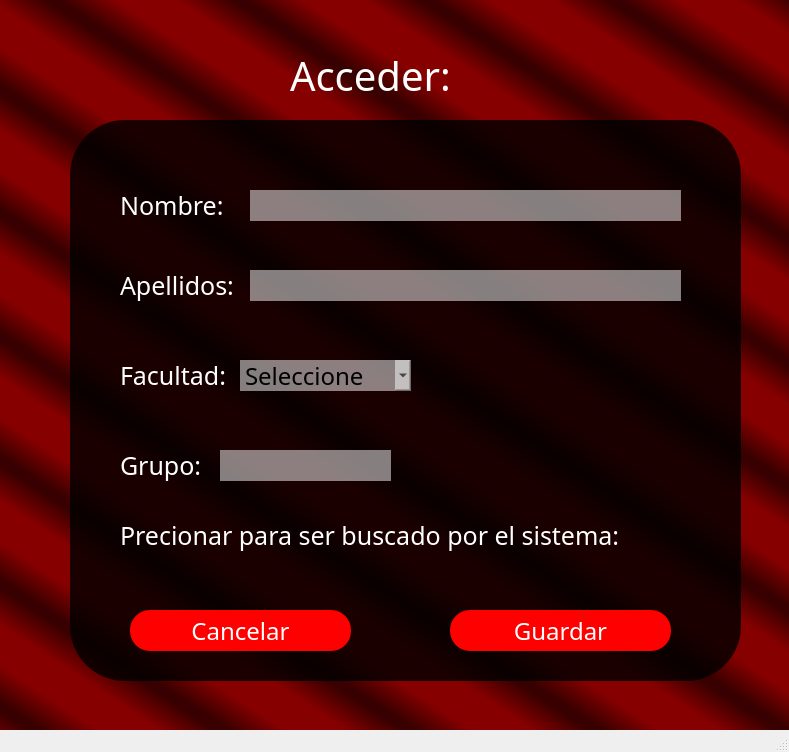
This is login.ui in christiansosaj/FingerPrint as Qt 5 draws it before an edit. The edited form follows.
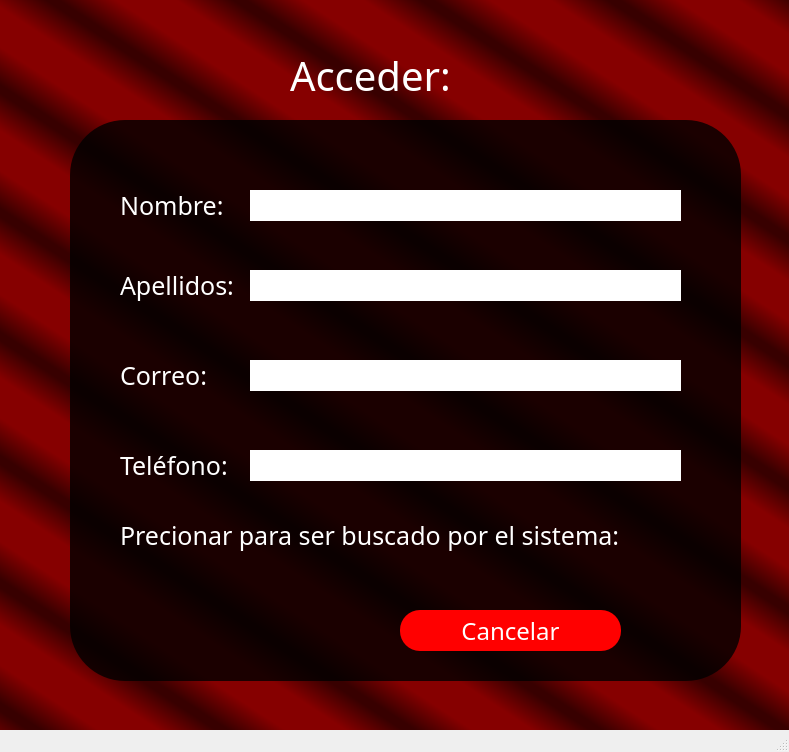
This is the edited form. Icons and pictures are not drawn.

```diff
--- a/login.ui
+++ b/login.ui
@@ -57,29 +57,6 @@
     <property name="frameShadow">
      <enum>QFrame::Raised</enum>
     </property>
-    <widget class="QPushButton" name="GuardarLBtn">
-     <property name="geometry">
-      <rect>
-       <x>380</x>
-       <y>490</y>
-       <width>221</width>
-       <height>41</height>
-      </rect>
-     </property>
-     <property name="styleSheet">
-      <string notr="true">QPushButton
-{
-border-radius:20px;
-background:red;
-color: rgb(255, 255, 255);
-font: 16pt &quot;MS Shell Dlg 2&quot;;
-}
-</string>
-     </property>
-     <property name="text">
-      <string>Guardar</string>
-     </property>
-    </widget>
     <widget class="QLabel" name="label_3">
      <property name="geometry">
       <rect>
@@ -158,7 +135,7 @@
 </string>
      </property>
      <property name="text">
-      <string>Facultad:</string>
+      <string>Correo:</string>
      </property>
     </widget>
     <widget class="QLabel" name="label_6">
@@ -185,7 +162,7 @@
 </string>
      </property>
      <property name="text">
-      <string>Grupo:</string>
+      <string>Teléfono:</string>
      </property>
     </widget>
     <widget class="QPushButton" name="Huella1Btn">
@@ -263,57 +240,9 @@
       </rect>
      </property>
      <property name="styleSheet">
-      <string notr="true">background-color: rgb(255, 255, 255,0.5);</string>
+      <string notr="true">background-color: rgb(255, 255, 255);</string>
      </property>
     </widget>
-    <widget class="QComboBox" name="comboBox">
-     <property name="geometry">
-      <rect>
-       <x>170</x>
-       <y>240</y>
-       <width>171</width>
-       <height>31</height>
-      </rect>
-     </property>
-     <property name="styleSheet">
-      <string notr="true">background-color: rgb(255, 255, 255,0.5);</string>
-     </property>
-     <item>
-      <property name="text">
-       <string>Seleccione</string>
-      </property>
-     </item>
-     <item>
-      <property name="text">
-       <string>1</string>
-      </property>
-     </item>
-     <item>
-      <property name="text">
-       <string>2</string>
-      </property>
-     </item>
-     <item>
-      <property name="text">
-       <string>3</string>
-      </property>
-     </item>
-     <item>
-      <property name="text">
-       <string>4</string>
-      </property>
-     </item>
-     <item>
-      <property name="text">
-       <string>FTE</string>
-      </property>
-     </item>
-     <item>
-      <property name="text">
-       <string>CITEC</string>
-      </property>
-     </item>
-    </widget>
     <widget class="QLineEdit" name="lineEdit_3">
      <property name="geometry">
       <rect>
@@ -327,26 +256,13 @@
       <string>&lt;html&gt;&lt;head/&gt;&lt;body&gt;&lt;p&gt;&lt;br/&gt;&lt;/p&gt;&lt;/body&gt;&lt;/html&gt;</string>
      </property>
      <property name="styleSheet">
-      <string notr="true">background-color: rgb(255, 255, 255,0.5);</string>
-     </property>
-    </widget>
-    <widget class="QLineEdit" name="lineEdit_4">
-     <property name="geometry">
-      <rect>
-       <x>150</x>
-       <y>330</y>
-       <width>171</width>
-       <height>31</height>
-      </rect>
-     </property>
-     <property name="styleSheet">
-      <string notr="true">background-color: rgb(255, 255, 255,0.5);</string>
+      <string notr="true">background-color: rgb(255, 255, 255);</string>
      </property>
     </widget>
     <widget class="QPushButton" name="CancelarLBtn">
      <property name="geometry">
       <rect>
-       <x>60</x>
+       <x>330</x>
        <y>490</y>
        <width>221</width>
        <height>41</height>
@@ -366,6 +282,32 @@
       <string>Cancelar</string>
      </property>
     </widget>
+    <widget class="QLineEdit" name="lineEdit_5">
+     <property name="geometry">
+      <rect>
+       <x>180</x>
+       <y>240</y>
+       <width>431</width>
+       <height>31</height>
+      </rect>
+     </property>
+     <property name="styleSheet">
+      <string notr="true">background-color: rgb(255, 255, 255);</string>
+     </property>
+    </widget>
+    <widget class="QLineEdit" name="lineEdit_6">
+     <property name="geometry">
+      <rect>
+       <x>180</x>
+       <y>330</y>
+       <width>431</width>
+       <height>31</height>
+      </rect>
+     </property>
+     <property name="styleSheet">
+      <string notr="true">background-color: rgb(255, 255, 255);</string>
+     </property>
+    </widget>
    </widget>
    <widget class="QLabel" name="label_2">
     <property name="geometry">
```
